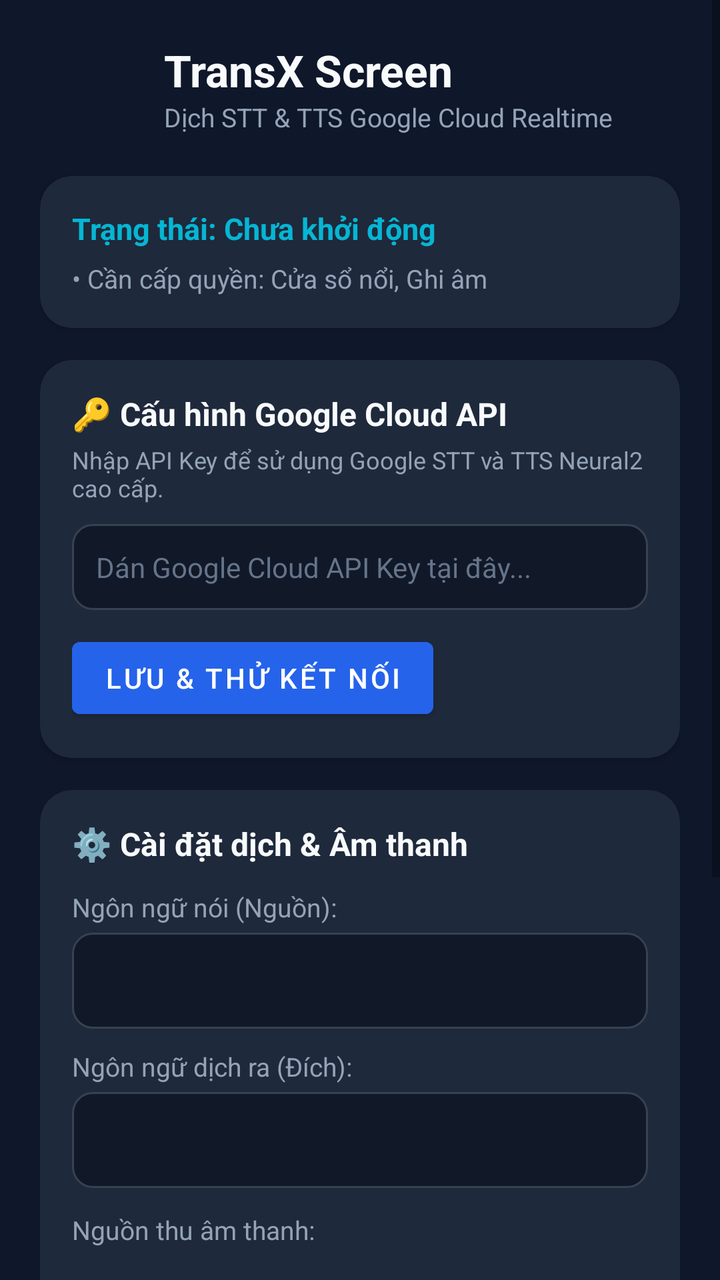
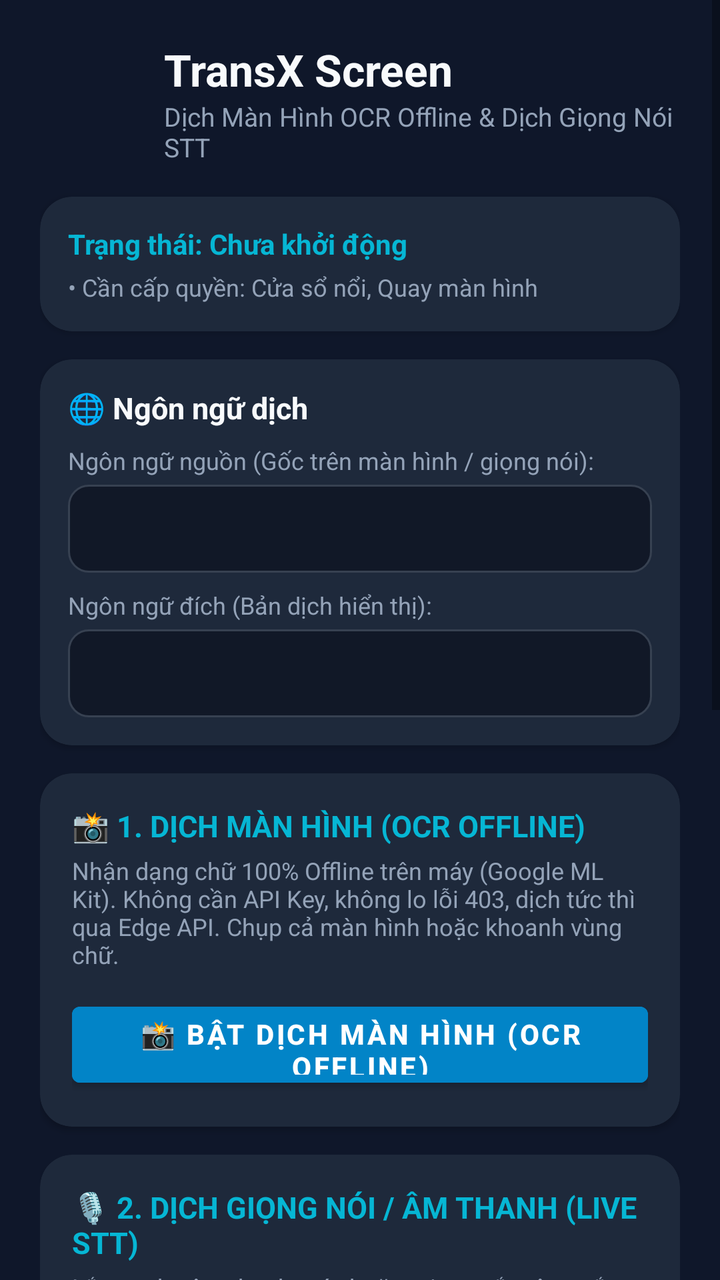

Before-and-after screenshots of an Android layout around one commit, followed by the original layout XML and the change that was made.
<!-- AndroidManifest.xml: activity theme Theme.TransXScreen -->
<!-- res/layout/activity_main.xml -->
<?xml version="1.0" encoding="utf-8"?>
<ScrollView xmlns:android="http://schemas.android.com/apk/res/android"
    xmlns:app="http://schemas.android.com/apk/res-auto"
    android:layout_width="match_parent"
    android:layout_height="match_parent"
    android:background="@color/background"
    android:fillViewport="true">

    <LinearLayout
        android:layout_width="match_parent"
        android:layout_height="wrap_content"
        android:orientation="vertical"
        android:padding="20dp">

        
        <LinearLayout
            android:layout_width="match_parent"
            android:layout_height="wrap_content"
            android:orientation="horizontal"
            android:gravity="center_vertical"
            android:layout_marginBottom="20dp">

            <ImageView
                android:layout_width="48dp"
                android:layout_height="48dp"
                android:src="@mipmap/ic_launcher"
                android:contentDescription="@string/app_name" />

            <LinearLayout
                android:layout_width="0dp"
                android:layout_height="wrap_content"
                android:layout_weight="1"
                android:layout_marginStart="14dp"
                android:orientation="vertical">

                <TextView
                    android:layout_width="wrap_content"
                    android:layout_height="wrap_content"
                    android:text="TransX Screen"
                    android:textColor="@color/text_primary"
                    android:textSize="22sp"
                    android:textStyle="bold" />

                <TextView
                    android:layout_width="wrap_content"
                    android:layout_height="wrap_content"
                    android:text="Dịch STT &amp; TTS Google Cloud Realtime"
                    android:textColor="@color/text_secondary"
                    android:textSize="13sp" />
            </LinearLayout>
        </LinearLayout>

        
        <androidx.cardview.widget.CardView
            android:layout_width="match_parent"
            android:layout_height="wrap_content"
            app:cardCornerRadius="16dp"
            app:cardElevation="2dp"
            app:cardBackgroundColor="@color/card_bg"
            android:layout_marginBottom="16dp">

            <LinearLayout
                android:layout_width="match_parent"
                android:layout_height="wrap_content"
                android:orientation="vertical"
                android:padding="16dp">

                <TextView
                    android:id="@+id/tvStatus"
                    android:layout_width="match_parent"
                    android:layout_height="wrap_content"
                    android:text="Trạng thái: Chưa khởi động"
                    android:textColor="@color/accent"
                    android:textSize="15sp"
                    android:textStyle="bold" />

                <TextView
                    android:id="@+id/tvPermissionInfo"
                    android:layout_width="match_parent"
                    android:layout_height="wrap_content"
                    android:layout_marginTop="6dp"
                    android:text="• Cần cấp quyền: Cửa sổ nổi, Ghi âm"
                    android:textColor="@color/text_secondary"
                    android:textSize="13sp" />
            </LinearLayout>
        </androidx.cardview.widget.CardView>

        
        <androidx.cardview.widget.CardView
            android:layout_width="match_parent"
            android:layout_height="wrap_content"
            app:cardCornerRadius="16dp"
            app:cardElevation="2dp"
            app:cardBackgroundColor="@color/card_bg"
            android:layout_marginBottom="16dp">

            <LinearLayout
                android:layout_width="match_parent"
                android:layout_height="wrap_content"
                android:orientation="vertical"
                android:padding="16dp">

                <TextView
                    android:layout_width="wrap_content"
                    android:layout_height="wrap_content"
                    android:text="🔑 Cấu hình Google Cloud API"
                    android:textColor="@color/text_primary"
                    android:textSize="16sp"
                    android:textStyle="bold" />

                <TextView
                    android:layout_width="wrap_content"
                    android:layout_height="wrap_content"
                    android:layout_marginTop="4dp"
                    android:text="Nhập API Key để sử dụng Google STT và TTS Neural2 cao cấp."
                    android:textColor="@color/text_secondary"
                    android:textSize="12sp" />

                <EditText
                    android:id="@+id/etApiKey"
                    android:layout_width="match_parent"
                    android:layout_height="wrap_content"
                    android:layout_marginTop="10dp"
                    android:background="@drawable/edit_text_bg"
                    android:hint="Dán Google Cloud API Key tại đây..."
                    android:textColorHint="#64748B"
                    android:textColor="@color/text_primary"
                    android:padding="12dp"
                    android:textSize="14sp"
                    android:inputType="textPassword" />

                <Button
                    android:id="@+id/btnSaveKey"
                    android:layout_width="wrap_content"
                    android:layout_height="wrap_content"
                    android:layout_marginTop="10dp"
                    android:text="Lưu &amp; Thử kết nối"
                    android:backgroundTint="@color/primary"
                    android:textColor="@android:color/white" />
            </LinearLayout>
        </androidx.cardview.widget.CardView>

        
        <androidx.cardview.widget.CardView
            android:layout_width="match_parent"
            android:layout_height="wrap_content"
            app:cardCornerRadius="16dp"
            app:cardElevation="2dp"
            app:cardBackgroundColor="@color/card_bg"
            android:layout_marginBottom="20dp">

            <LinearLayout
                android:layout_width="match_parent"
                android:layout_height="wrap_content"
                android:orientation="vertical"
                android:padding="16dp">

                <TextView
                    android:layout_width="wrap_content"
                    android:layout_height="wrap_content"
                    android:text="⚙️ Cài đặt dịch &amp; Âm thanh"
                    android:textColor="@color/text_primary"
                    android:textSize="16sp"
                    android:textStyle="bold"
                    android:layout_marginBottom="12dp" />

                <TextView
                    android:layout_width="wrap_content"
                    android:layout_height="wrap_content"
                    android:text="Ngôn ngữ nói (Nguồn):"
                    android:textColor="@color/text_secondary"
                    android:textSize="13sp" />

                <Spinner
                    android:id="@+id/spinnerSourceLang"
                    android:layout_width="match_parent"
                    android:layout_height="48dp"
                    android:layout_marginTop="4dp"
                    android:layout_marginBottom="10dp"
                    android:background="@drawable/edit_text_bg" />

                <TextView
                    android:layout_width="wrap_content"
                    android:layout_height="wrap_content"
                    android:text="Ngôn ngữ dịch ra (Đích):"
                    android:textColor="@color/text_secondary"
                    android:textSize="13sp" />

                <Spinner
                    android:id="@+id/spinnerTargetLang"
                    android:layout_width="match_parent"
                    android:layout_height="48dp"
                    android:layout_marginTop="4dp"
                    android:layout_marginBottom="12dp"
                    android:background="@drawable/edit_text_bg" />

                
                <TextView
                    android:layout_width="wrap_content"
                    android:layout_height="wrap_content"
                    android:text="Nguồn thu âm thanh:"
                    android:textColor="@color/text_secondary"
                    android:textSize="13sp" />

                <RadioGroup
                    android:id="@+id/rgAudioSource"
                    android:layout_width="match_parent"
                    android:layout_height="wrap_content"
                    android:orientation="horizontal"
                    android:layout_marginTop="4dp"
                    android:layout_marginBottom="12dp">

                    <RadioButton
                        android:id="@+id/rbInternalAudio"
                        android:layout_width="wrap_content"
                        android:layout_height="wrap_content"
                        android:text="Âm thanh trong máy"
                        android:textColor="@color/text_primary"
                        android:checked="true" />

                    <RadioButton
                        android:id="@+id/rbMicAudio"
                        android:layout_width="wrap_content"
                        android:layout_height="wrap_content"
                        android:layout_marginStart="16dp"
                        android:text="Microphone"
                        android:textColor="@color/text_primary" />
                </RadioGroup>

                
                <com.google.android.material.switchmaterial.SwitchMaterial
                    android:id="@+id/switchTts"
                    android:layout_width="match_parent"
                    android:layout_height="wrap_content"
                    android:text="Tự động đọc bản dịch (Google TTS)"
                    android:textColor="@color/text_primary"
                    android:checked="true" />

            </LinearLayout>
        </androidx.cardview.widget.CardView>

        
        <Button
            android:id="@+id/btnStart"
            android:layout_width="match_parent"
            android:layout_height="56dp"
            android:text="BẬT NÚT DỊCH NỔI TRÊN MÀN HÌNH"
            android:textSize="15sp"
            android:textStyle="bold"
            android:backgroundTint="@color/primary"
            android:textColor="@android:color/white"
            android:layout_marginBottom="12dp" />

        <Button
            android:id="@+id/btnStop"
            android:layout_width="match_parent"
            android:layout_height="50dp"
            android:text="TẮT DỊCH VỤ DỊCH"
            android:textSize="14sp"
            android:backgroundTint="#334155"
            android:textColor="@color/danger"
            android:layout_marginBottom="24dp" />

    </LinearLayout>
</ScrollView>
<!-- resources referenced by this layout -->
<resources>
  <color name="accent">#06B6D4</color>
  <color name="background">#0F172A</color>
  <color name="card_bg">#1E293B</color>
  <color name="danger">#EF4444</color>
  <color name="primary">#2563EB</color>
  <color name="text_primary">#F8FAFC</color>
  <color name="text_secondary">#94A3B8</color>
  <!-- drawable edit_text_bg (drawable) -->
  <?xml version="1.0" encoding="utf-8"?>
  <shape xmlns:android="http://schemas.android.com/apk/res/android">
      <solid android:color="#111827" />
      <corners android:radius="10dp" />
      <stroke android:width="1dp" android:color="#374151" />
  </shape>
  <!-- mipmap ic_launcher (mipmap-anydpi-v26) -->
  <?xml version="1.0" encoding="utf-8"?>
  <adaptive-icon xmlns:android="http://schemas.android.com/apk/res/android">
      <background android:drawable="@color/ic_launcher_background"/>
      <foreground android:drawable="@mipmap/ic_launcher_foreground"/>
  </adaptive-icon>
  <string name="app_name">TransX Screen</string>
  <style name="Theme.TransXScreen" parent="Theme.MaterialComponents.DayNight.NoActionBar">
          <item name="colorPrimary">@color/primary</item>
          <item name="colorPrimaryDark">@color/primary_dark</item>
          <item name="colorAccent">@color/accent</item>
          <item name="android:windowBackground">@color/background</item>
          <item name="android:statusBarColor">@color/background</item>
          <item name="android:navigationBarColor">@color/background</item>
      </style>
  <color name="ic_launcher_background">#0F172A</color>
  <color name="primary_dark">#1D4ED8</color>
</resources>

<!-- the commit's change to res/layout/activity_main.xml (unified diff, before → after) -->
@@ -18,7 +18,7 @@
             android:layout_height="wrap_content"
             android:orientation="horizontal"
             android:gravity="center_vertical"
-            android:layout_marginBottom="20dp">
+            android:layout_marginBottom="16dp">
 
             <ImageView
                 android:layout_width="48dp"
@@ -44,7 +44,7 @@
                 <TextView
                     android:layout_width="wrap_content"
                     android:layout_height="wrap_content"
-                    android:text="Dịch STT &amp; TTS Google Cloud Realtime"
+                    android:text="Dịch Màn Hình OCR Offline &amp; Dịch Giọng Nói STT"
                     android:textColor="@color/text_secondary"
                     android:textSize="13sp" />
             </LinearLayout>
@@ -57,7 +57,97 @@
             app:cardCornerRadius="16dp"
             app:cardElevation="2dp"
             app:cardBackgroundColor="@color/card_bg"
-            android:layout_marginBottom="16dp">
+            android:layout_marginBottom="14dp">
+
+            <LinearLayout
+                android:layout_width="match_parent"
+                android:layout_height="wrap_content"
+                android:orientation="vertical"
+                android:padding="14dp">
+
+                <TextView
+                    android:id="@+id/tvStatus"
+                    android:layout_width="match_parent"
+                    android:layout_height="wrap_content"
+                    android:text="Trạng thái: Chưa khởi động"
+                    android:textColor="@color/accent"
+                    android:textSize="14sp"
+                    android:textStyle="bold" />
+
+                <TextView
+                    android:id="@+id/tvPermissionInfo"
+                    android:layout_width="match_parent"
+                    android:layout_height="wrap_content"
+                    android:layout_marginTop="4dp"
+                    android:text="• Cần cấp quyền: Cửa sổ nổi, Quay màn hình"
+                    android:textColor="@color/text_secondary"
+                    android:textSize="12sp" />
+            </LinearLayout>
+        </androidx.cardview.widget.CardView>
+
+        
+        <androidx.cardview.widget.CardView
+            android:layout_width="match_parent"
+            android:layout_height="wrap_content"
+            app:cardCornerRadius="16dp"
+            app:cardElevation="2dp"
+            app:cardBackgroundColor="@color/card_bg"
+            android:layout_marginBottom="14dp">
+
+            <LinearLayout
+                android:layout_width="match_parent"
+                android:layout_height="wrap_content"
+                android:orientation="vertical"
+                android:padding="14dp">
+
+                <TextView
+                    android:layout_width="wrap_content"
+                    android:layout_height="wrap_content"
+                    android:text="🌐 Ngôn ngữ dịch"
+                    android:textColor="@color/text_primary"
+                    android:textSize="15sp"
+                    android:textStyle="bold"
+                    android:layout_marginBottom="8dp" />
+
+                <TextView
+                    android:layout_width="wrap_content"
+                    android:layout_height="wrap_content"
+                    android:text="Ngôn ngữ nguồn (Gốc trên màn hình / giọng nói):"
+                    android:textColor="@color/text_secondary"
+                    android:textSize="12sp" />
+
+                <Spinner
+                    android:id="@+id/spinnerSourceLang"
+                    android:layout_width="match_parent"
+                    android:layout_height="44dp"
+                    android:layout_marginTop="4dp"
+                    android:layout_marginBottom="8dp"
+                    android:background="@drawable/edit_text_bg" />
+
+                <TextView
+                    android:layout_width="wrap_content"
+                    android:layout_height="wrap_content"
+                    android:text="Ngôn ngữ đích (Bản dịch hiển thị):"
+                    android:textColor="@color/text_secondary"
+                    android:textSize="12sp" />
+
+                <Spinner
+                    android:id="@+id/spinnerTargetLang"
+                    android:layout_width="match_parent"
+                    android:layout_height="44dp"
+                    android:layout_marginTop="4dp"
+                    android:background="@drawable/edit_text_bg" />
+            </LinearLayout>
+        </androidx.cardview.widget.CardView>
+
+        
+        <androidx.cardview.widget.CardView
+            android:layout_width="match_parent"
+            android:layout_height="wrap_content"
+            app:cardCornerRadius="16dp"
+            app:cardElevation="2dp"
+            app:cardBackgroundColor="@color/card_bg"
+            android:layout_marginBottom="14dp">
 
             <LinearLayout
                 android:layout_width="match_parent"
@@ -66,22 +156,31 @@
                 android:padding="16dp">
 
                 <TextView
-                    android:id="@+id/tvStatus"
-                    android:layout_width="match_parent"
-                    android:layout_height="wrap_content"
-                    android:text="Trạng thái: Chưa khởi động"
+                    android:layout_width="wrap_content"
+                    android:layout_height="wrap_content"
+                    android:text="📸 1. DỊCH MÀN HÌNH (OCR OFFLINE)"
                     android:textColor="@color/accent"
                     android:textSize="15sp"
                     android:textStyle="bold" />
 
                 <TextView
-                    android:id="@+id/tvPermissionInfo"
-                    android:layout_width="match_parent"
-                    android:layout_height="wrap_content"
-                    android:layout_marginTop="6dp"
-                    android:text="• Cần cấp quyền: Cửa sổ nổi, Ghi âm"
-                    android:textColor="@color/text_secondary"
-                    android:textSize="13sp" />
+                    android:layout_width="wrap_content"
+                    android:layout_height="wrap_content"
+                    android:layout_marginTop="4dp"
+                    android:text="Nhận dạng chữ 100% Offline trên máy (Google ML Kit). Không cần API Key, không lo lỗi 403, dịch tức thì qua Edge API. Chụp cả màn hình hoặc khoanh vùng chữ."
+                    android:textColor="@color/text_secondary"
+                    android:textSize="12sp" />
+
+                <Button
+                    android:id="@+id/btnStartOcr"
+                    android:layout_width="match_parent"
+                    android:layout_height="50dp"
+                    android:layout_marginTop="12dp"
+                    android:text="📸 BẬT DỊCH MÀN HÌNH (OCR OFFLINE)"
+                    android:textSize="14sp"
+                    android:textStyle="bold"
+                    android:backgroundTint="#0284C7"
+                    android:textColor="@android:color/white" />
             </LinearLayout>
         </androidx.cardview.widget.CardView>
 
@@ -92,7 +191,7 @@
             app:cardCornerRadius="16dp"
             app:cardElevation="2dp"
             app:cardBackgroundColor="@color/card_bg"
-            android:layout_marginBottom="16dp">
+            android:layout_marginBottom="14dp">
 
             <LinearLayout
                 android:layout_width="match_parent"
@@ -103,112 +202,65 @@
                 <TextView
                     android:layout_width="wrap_content"
                     android:layout_height="wrap_content"
-                    android:text="🔑 Cấu hình Google Cloud API"
-                    android:textColor="@color/text_primary"
-                    android:textSize="16sp"
+                    android:text="🎙️ 2. DỊCH GIỌNG NÓI / ÂM THANH (LIVE STT)"
+                    android:textColor="@color/accent"
+                    android:textSize="15sp"
                     android:textStyle="bold" />
 
                 <TextView
                     android:layout_width="wrap_content"
                     android:layout_height="wrap_content"
                     android:layout_marginTop="4dp"
-                    android:text="Nhập API Key để sử dụng Google STT và TTS Neural2 cao cấp."
-                    android:textColor="@color/text_secondary"
-                    android:textSize="12sp" />
-
+                    android:text="Lắng nghe âm thanh máy hoặc micro, cắt câu ngắn 2.5s và nhận dạng giọng nói realtime qua Google Cloud STT."
+                    android:textColor="@color/text_secondary"
+                    android:textSize="12sp" />
+
+                
                 <EditText
                     android:id="@+id/etApiKey"
                     android:layout_width="match_parent"
                     android:layout_height="wrap_content"
                     android:layout_marginTop="10dp"
                     android:background="@drawable/edit_text_bg"
-                    android:hint="Dán Google Cloud API Key tại đây..."
+                    android:hint="Google Cloud API Key (cho STT &amp; TTS)..."
                     android:textColorHint="#64748B"
                     android:textColor="@color/text_primary"
-                    android:padding="12dp"
-                    android:textSize="14sp"
+                    android:padding="10dp"
+                    android:textSize="13sp"
                     android:inputType="textPassword" />
 
-                <Button
-                    android:id="@+id/btnSaveKey"
+                <LinearLayout
+                    android:layout_width="match_parent"
+                    android:layout_height="wrap_content"
+                    android:orientation="horizontal"
+                    android:layout_marginTop="8dp">
+
+                    <Button
+                        android:id="@+id/btnSaveKey"
+                        android:layout_width="wrap_content"
+                        android:layout_height="40dp"
+                        android:text="Lưu &amp; Thử Key"
+                        android:textSize="12sp"
+                        android:backgroundTint="#475569"
+                        android:textColor="@android:color/white" />
+                </LinearLayout>
+
+                
+                <TextView
                     android:layout_width="wrap_content"
                     android:layout_height="wrap_content"
                     android:layout_marginTop="10dp"
-                    android:text="Lưu &amp; Thử kết nối"
-                    android:backgroundTint="@color/primary"
-                    android:textColor="@android:color/white" />
-            </LinearLayout>
-        </androidx.cardview.widget.CardView>
-
-        
-        <androidx.cardview.widget.CardView
-            android:layout_width="match_parent"
-            android:layout_height="wrap_content"
-            app:cardCornerRadius="16dp"
-            app:cardElevation="2dp"
-            app:cardBackgroundColor="@color/card_bg"
-            android:layout_marginBottom="20dp">
-
-            <LinearLayout
-                android:layout_width="match_parent"
-                android:layout_height="wrap_content"
-                android:orientation="vertical"
-                android:padding="16dp">
-
-                <TextView
-                    android:layout_width="wrap_content"
-                    android:layout_height="wrap_content"
-                    android:text="⚙️ Cài đặt dịch &amp; Âm thanh"
-                    android:textColor="@color/text_primary"
-                    android:textSize="16sp"
-                    android:textStyle="bold"
-                    android:layout_marginBottom="12dp" />
-
-                <TextView
-                    android:layout_width="wrap_content"
-                    android:layout_height="wrap_content"
-                    android:text="Ngôn ngữ nói (Nguồn):"
-                    android:textColor="@color/text_secondary"
-                    android:textSize="13sp" />
-
-                <Spinner
-                    android:id="@+id/spinnerSourceLang"
-                    android:layout_width="match_parent"
-                    android:layout_height="48dp"
-                    android:layout_marginTop="4dp"
-                    android:layout_marginBottom="10dp"
-                    android:background="@drawable/edit_text_bg" />
-
-                <TextView
-                    android:layout_width="wrap_content"
-                    android:layout_height="wrap_content"
-                    android:text="Ngôn ngữ dịch ra (Đích):"
-                    android:textColor="@color/text_secondary"
-                    android:textSize="13sp" />
-
-                <Spinner
-                    android:id="@+id/spinnerTargetLang"
-                    android:layout_width="match_parent"
-                    android:layout_height="48dp"
-                    android:layout_marginTop="4dp"
-                    android:layout_marginBottom="12dp"
-                    android:background="@drawable/edit_text_bg" />
-
-                
-                <TextView
-                    android:layout_width="wrap_content"
-                    android:layout_height="wrap_content"
                     android:text="Nguồn thu âm thanh:"
                     android:textColor="@color/text_secondary"
-                    android:textSize="13sp" />
+                    android:textSize="12sp" />
 
                 <RadioGroup
                     android:id="@+id/rgAudioSource"
                     android:layout_width="match_parent"
                     android:layout_height="wrap_content"
                     android:orientation="horizontal"
-                    android:layout_marginTop="4dp"
-                    android:layout_marginBottom="12dp">
+                    android:layout_marginTop="2dp"
+                    android:layout_marginBottom="8dp">
 
                     <RadioButton
                         android:id="@+id/rbInternalAudio"
@@ -222,7 +274,7 @@
                         android:id="@+id/rbMicAudio"
                         android:layout_width="wrap_content"
                         android:layout_height="wrap_content"
-                        android:layout_marginStart="16dp"
+                        android:layout_marginStart="14dp"
                         android:text="Microphone"
                         android:textColor="@color/text_primary" />
                 </RadioGroup>
@@ -232,30 +284,40 @@
                     android:id="@+id/switchTts"
                     android:layout_width="match_parent"
                     android:layout_height="wrap_content"
-                    android:text="Tự động đọc bản dịch (Google TTS)"
+                    android:text="Tự động phát âm thanh đọc bản dịch (TTS)"
                     android:textColor="@color/text_primary"
                     android:checked="true" />
 
+                <Button
+                    android:id="@+id/btnStartStt"
+                    android:layout_width="match_parent"
+                    android:layout_height="50dp"
+                    android:layout_marginTop="12dp"
+                    android:text="🎙️ BẬT DỊCH GIỌNG NÓI (LIVE STT)"
+                    android:textSize="14sp"
+                    android:textStyle="bold"
+                    android:backgroundTint="@color/primary"
+                    android:textColor="@android:color/white" />
             </LinearLayout>
         </androidx.cardview.widget.CardView>
 
         
         <Button
-            android:id="@+id/btnStart"
-            android:layout_width="match_parent"
-            android:layout_height="56dp"
-            android:text="BẬT NÚT DỊCH NỔI TRÊN MÀN HÌNH"
-            android:textSize="15sp"
+            android:id="@+id/btnStartBoth"
+            android:layout_width="match_parent"
+            android:layout_height="52dp"
+            android:text="⚡ BẬT CẢ HAI CHẾ ĐỘ (OCR + STT)"
+            android:textSize="14sp"
             android:textStyle="bold"
-            android:backgroundTint="@color/primary"
+            android:backgroundTint="#7C3AED"
             android:textColor="@android:color/white"
-            android:layout_marginBottom="12dp" />
+            android:layout_marginBottom="10dp" />
 
         <Button
             android:id="@+id/btnStop"
             android:layout_width="match_parent"
-            android:layout_height="50dp"
-            android:text="TẮT DỊCH VỤ DỊCH"
+            android:layout_height="48dp"
+            android:text="🛑 TẮT TOÀN BỘ DỊCH VỤ"
             android:textSize="14sp"
             android:backgroundTint="#334155"
             android:textColor="@color/danger"
